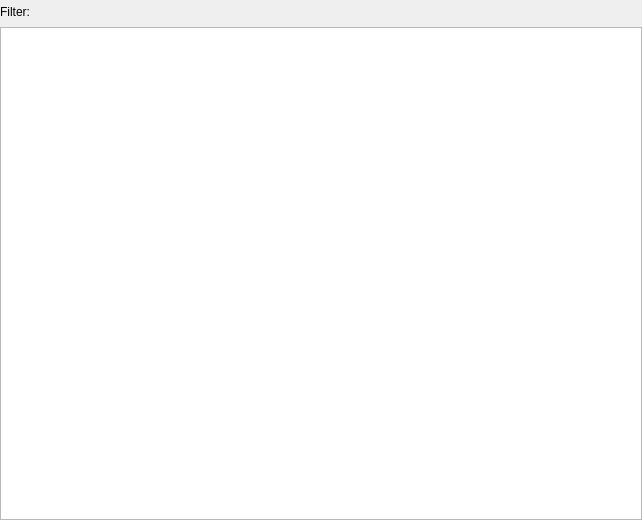
This is source/browse/SearchList.ui in ess-dmsc/events-nmx-classify as Qt 5 draws it before an edit. The edited form follows.
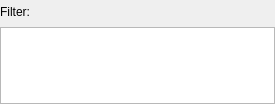
This is the edited form. Icons and pictures are not drawn. Custom widgets are drawn as their Qt base class.

Diff of the .ui file:
```diff
--- a/source/browse/SearchList.ui
+++ b/source/browse/SearchList.ui
@@ -6,8 +6,8 @@
    <rect>
     <x>0</x>
     <y>0</y>
-    <width>642</width>
-    <height>520</height>
+    <width>275</width>
+    <height>104</height>
    </rect>
   </property>
   <property name="windowTitle">
@@ -34,8 +34,8 @@
     <number>3</number>
    </property>
    <item row="0" column="0">
-    <layout class="QVBoxLayout" name="verticalLayout">
-     <item>
+    <layout class="QGridLayout" name="gridLayout_2">
+     <item row="0" column="0">
       <layout class="QHBoxLayout" name="horizontalLayout">
        <item>
         <widget class="QLabel" name="label_14">
@@ -71,10 +71,10 @@
        </item>
       </layout>
      </item>
-     <item>
+     <item row="1" column="0">
       <widget class="QListWidget" name="listSubset">
        <property name="sizePolicy">
-        <sizepolicy hsizetype="Expanding" vsizetype="MinimumExpanding">
+        <sizepolicy hsizetype="Expanding" vsizetype="Expanding">
          <horstretch>0</horstretch>
          <verstretch>0</verstretch>
         </sizepolicy>
```
Left out of the diff: 4 changed lines with no effect on the pictures.
